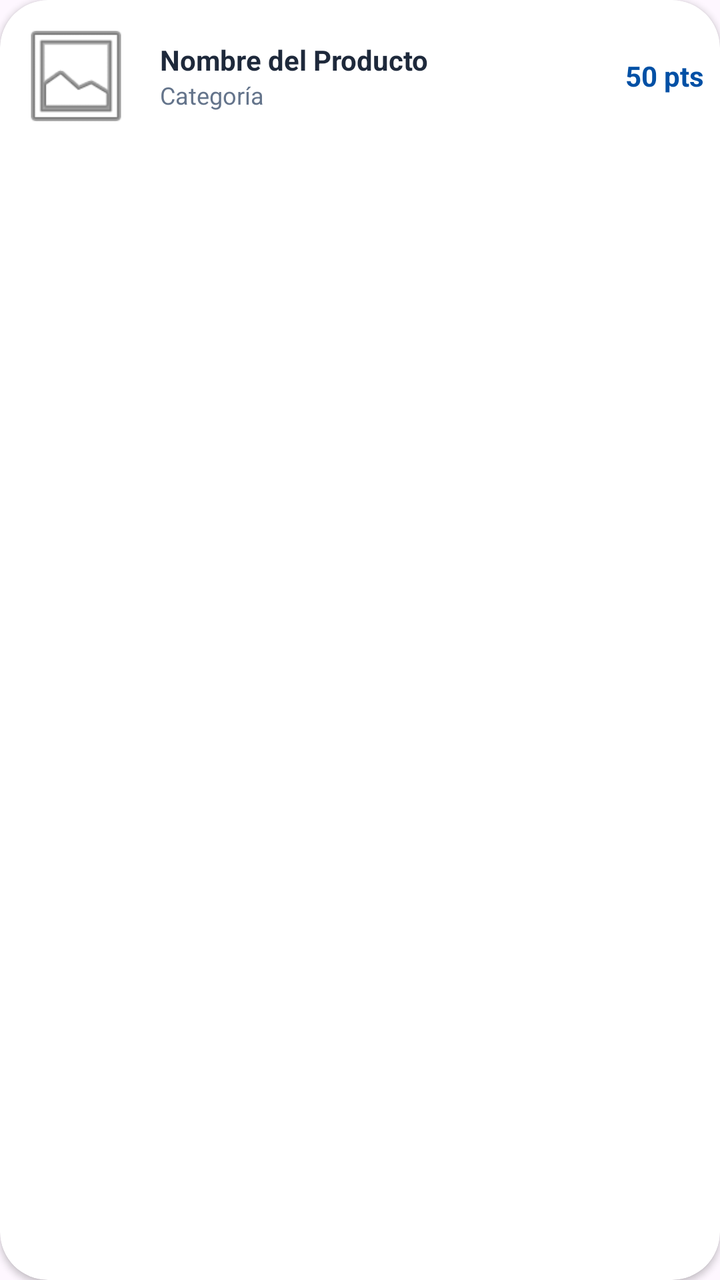
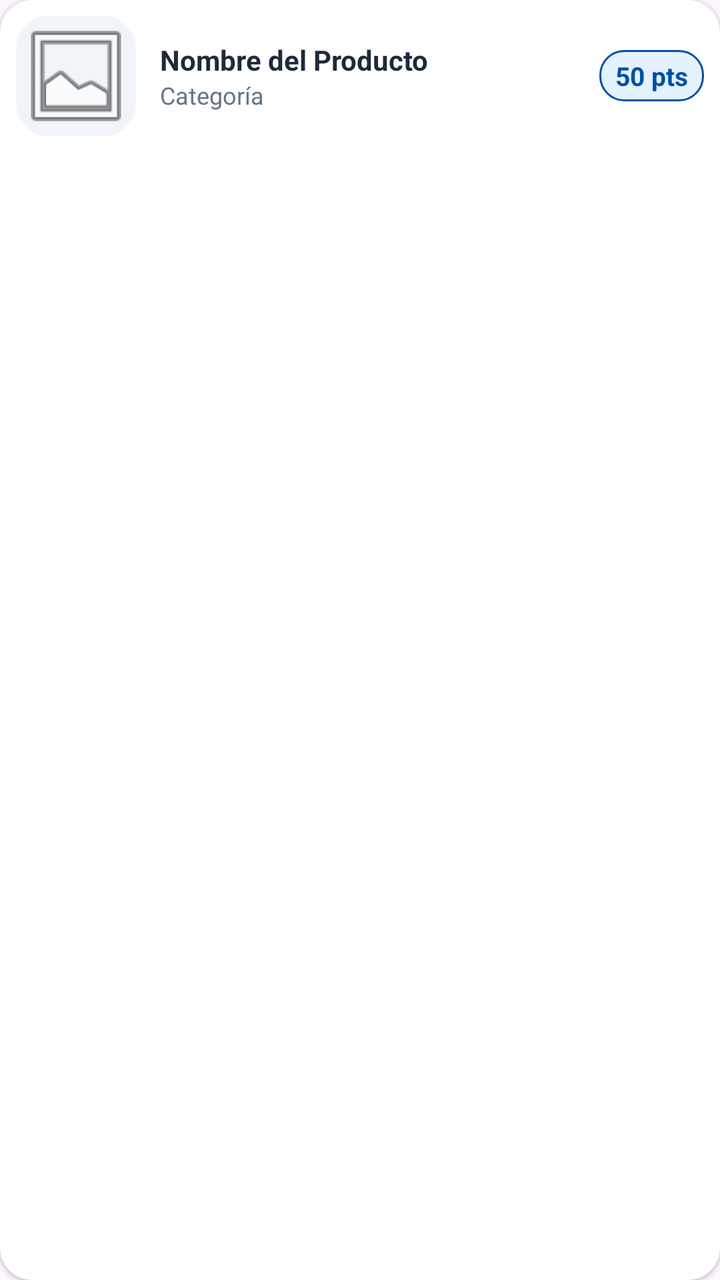

Screens rendered from an Android XML layout before and after an edit, with the pre-edit source and the edit as a unified diff.
<!-- AndroidManifest.xml: application theme Theme.Material3.Light.NoActionBar -->
<!-- res/layout/item_product_compact.xml -->
<?xml version="1.0" encoding="utf-8"?>
<androidx.cardview.widget.CardView xmlns:android="http://schemas.android.com/apk/res/android"
    xmlns:app="http://schemas.android.com/apk/res-auto"
    android:layout_width="match_parent"
    android:layout_height="wrap_content"
    android:layout_marginHorizontal="4dp"
    android:layout_marginVertical="4dp"
    app:cardBackgroundColor="@color/white"
    app:cardCornerRadius="24dp"
    app:cardElevation="2dp">

    <LinearLayout
        android:layout_width="match_parent"
        android:layout_height="wrap_content"
        android:gravity="center_vertical"
        android:orientation="horizontal"
        android:padding="8dp">

        <androidx.cardview.widget.CardView
            android:layout_width="60dp"
            android:layout_height="60dp"
            app:cardCornerRadius="8dp"
            app:cardElevation="0dp">
            <ImageView
                android:id="@+id/ivProductImage"
                android:layout_width="match_parent"
                android:layout_height="match_parent"
                android:scaleType="centerCrop"
                android:src="@android:drawable/ic_menu_gallery" />
        </androidx.cardview.widget.CardView>

        <LinearLayout
            android:layout_width="0dp"
            android:layout_height="wrap_content"
            android:layout_weight="1"
            android:layout_marginStart="12dp"
            android:orientation="vertical">

            <TextView
                android:id="@+id/tvProductName"
                android:layout_width="match_parent"
                android:layout_height="wrap_content"
                android:text="Nombre del Producto"
                android:textColor="@color/slate_800"
                android:textSize="14sp"
                android:textStyle="bold"
                android:maxLines="1"
                android:ellipsize="end"/>

            <TextView
                android:id="@+id/tvProductCategory"
                android:layout_width="match_parent"
                android:layout_height="wrap_content"
                android:text="Categoría"
                android:textColor="@color/slate_500"
                android:textSize="12sp" />
        </LinearLayout>

        <TextView
            android:id="@+id/tvProductPoints"
            android:layout_width="wrap_content"
            android:layout_height="wrap_content"
            android:layout_marginStart="8dp"
            android:text="50 pts"
            android:textColor="@color/brand_blue"
            android:textSize="14sp"
            android:textStyle="bold" />

        
        <ImageButton
            android:id="@+id/btnAdd"
            android:layout_width="24dp"
            android:layout_height="24dp"
            android:layout_marginStart="8dp"
            android:background="?attr/selectableItemBackgroundBorderless"
            android:src="@android:drawable/ic_input_add"
            app:tint="@color/brand_blue"
            android:visibility="gone" />

    </LinearLayout>
</androidx.cardview.widget.CardView>
<!-- resources referenced by this layout -->
<resources>
  <color name="brand_blue">#0050A5</color>
  <color name="slate_500">#64748B</color>
  <color name="slate_800">#1E293B</color>
  <color name="white">#FFFFFFFF</color>
</resources>

<!-- the commit's change to res/layout/item_product_compact.xml (unified diff, before → after) -->
@@ -6,8 +6,8 @@
     android:layout_marginHorizontal="4dp"
     android:layout_marginVertical="4dp"
     app:cardBackgroundColor="@color/white"
-    app:cardCornerRadius="24dp"
-    app:cardElevation="2dp">
+    app:cardCornerRadius="16dp"
+    app:cardElevation="1dp">
 
     <LinearLayout
         android:layout_width="match_parent"
@@ -16,18 +16,14 @@
         android:orientation="horizontal"
         android:padding="8dp">
 
-        <androidx.cardview.widget.CardView
+        <com.google.android.material.imageview.ShapeableImageView
+            android:id="@+id/ivProductImage"
             android:layout_width="60dp"
             android:layout_height="60dp"
-            app:cardCornerRadius="8dp"
-            app:cardElevation="0dp">
-            <ImageView
-                android:id="@+id/ivProductImage"
-                android:layout_width="match_parent"
-                android:layout_height="match_parent"
-                android:scaleType="centerCrop"
-                android:src="@android:drawable/ic_menu_gallery" />
-        </androidx.cardview.widget.CardView>
+            android:scaleType="centerCrop"
+            android:background="@color/slate_100"
+            android:src="@android:drawable/ic_menu_gallery"
+            app:shapeAppearanceOverlay="@style/RoundedImage" />
 
         <LinearLayout
             android:layout_width="0dp"
@@ -61,9 +57,12 @@
             android:layout_width="wrap_content"
             android:layout_height="wrap_content"
             android:layout_marginStart="8dp"
+            android:background="@drawable/bg_points_badge"
+            android:paddingHorizontal="8dp"
+            android:paddingVertical="4dp"
             android:text="50 pts"
             android:textColor="@color/brand_blue"
-            android:textSize="14sp"
+            android:textSize="13sp"
             android:textStyle="bold" />
 
         
@@ -73,7 +72,7 @@
             android:layout_height="24dp"
             android:layout_marginStart="8dp"
             android:background="?attr/selectableItemBackgroundBorderless"
-            android:src="@android:drawable/ic_input_add"
+            android:src="@drawable/ic_info_circle"
             app:tint="@color/brand_blue"
             android:visibility="gone" />
 
<!-- resource entries referenced after the edit -->
@@ -1,8 +1,30 @@
 <!-- resources referenced by this layout -->
 <resources>
   <color name="brand_blue">#0050A5</color>
+  <color name="slate_100">#F1F5F9</color>
   <color name="slate_500">#64748B</color>
   <color name="slate_800">#1E293B</color>
   <color name="white">#FFFFFFFF</color>
+  <!-- drawable bg_points_badge (drawable) -->
+  <?xml version="1.0" encoding="utf-8"?>
+  <shape xmlns:android="http://schemas.android.com/apk/res/android">
+      <solid android:color="@color/brand_blue_light" />
+      <corners android:radius="12dp" />
+      <stroke android:width="1dp" android:color="@color/brand_blue" />
+  </shape>
+  <!-- drawable ic_info_circle (drawable) -->
+  <vector xmlns:android="http://schemas.android.com/apk/res/android"
+      android:width="24dp"
+      android:height="24dp"
+      android:viewportWidth="24"
+      android:viewportHeight="24">
+      <path
+          android:fillColor="#2563EB"
+          android:pathData="M12,2C6.48,2 2,6.48 2,12s4.48,10 10,10s10,-4.48 10,-10S17.52,2 12,2zM13,17h-2v-6h2V17zM13,9h-2V7h2V9z"/>
+  </vector>
+  <style name="RoundedImage">
+          <item name="cornerSize">16dp</item>
+      </style>
+  <color name="brand_blue_light">#E3F2FD</color>
 </resources>
 
